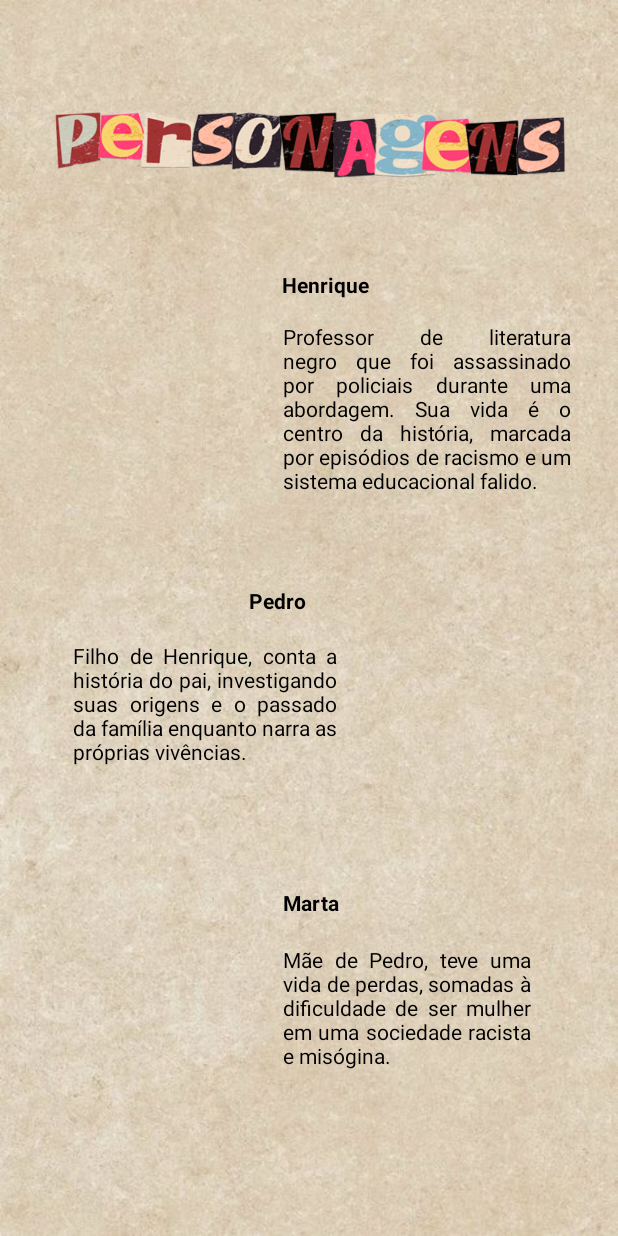
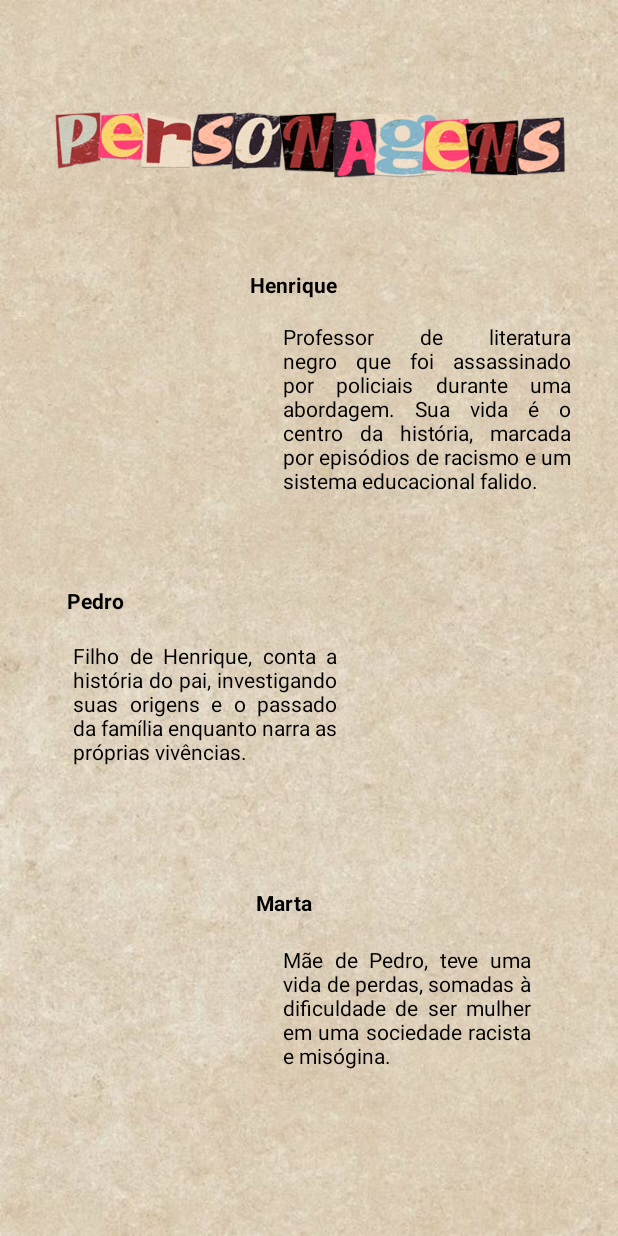
Before and after one commit to viniross/avessoDaLeitura, an Android app: the layout activity_personagens.xml on its own in the app's theme, with its tools: preview values and no code run, on a phone screen of 412 x 824 dp. Run offline under Robolectric (Android 15) with nearby library versions, the phone set to English and light mode, and no system bars.

Commit message:
Opinião e personagens

```diff
--- a/app/src/main/res/layout/activity_personagens.xml
+++ b/app/src/main/res/layout/activity_personagens.xml
@@ -51,16 +51,16 @@
         android:id="@+id/textView10"
         android:layout_width="wrap_content"
         android:layout_height="wrap_content"
+        android:justificationMode="inter_word"
         android:text="Henrique"
         android:textColor="@color/black"
         android:textStyle="bold"
         app:layout_constraintBottom_toBottomOf="parent"
         app:layout_constraintEnd_toEndOf="parent"
-        app:layout_constraintHorizontal_bias="0.532"
+        app:layout_constraintHorizontal_bias="0.47"
         app:layout_constraintStart_toStartOf="parent"
         app:layout_constraintTop_toTopOf="parent"
-        app:layout_constraintVertical_bias="0.224"
-        android:justificationMode="inter_word"/>
+        app:layout_constraintVertical_bias="0.224" />
 
     <TextView
         android:id="@+id/txt1"
@@ -88,7 +88,7 @@
         android:textStyle="bold"
         app:layout_constraintBottom_toBottomOf="parent"
         app:layout_constraintEnd_toEndOf="parent"
-        app:layout_constraintHorizontal_bias="0.497"
+        app:layout_constraintHorizontal_bias="0.134"
         app:layout_constraintStart_toStartOf="parent"
         app:layout_constraintTop_toTopOf="parent"
         app:layout_constraintVertical_bias="0.514" />
@@ -114,16 +114,16 @@
         android:layout_width="wrap_content"
         android:layout_height="wrap_content"
         android:layout_marginBottom="49dp"
+        android:justificationMode="inter_word"
         android:text="Marta"
         android:textColor="@color/black"
         android:textStyle="bold"
         app:layout_constraintBottom_toBottomOf="parent"
         app:layout_constraintEnd_toEndOf="parent"
-        app:layout_constraintHorizontal_bias="0.504"
+        app:layout_constraintHorizontal_bias="0.455"
         app:layout_constraintStart_toStartOf="parent"
         app:layout_constraintTop_toTopOf="parent"
-        app:layout_constraintVertical_bias="0.784"
-        android:justificationMode="inter_word"/>
+        app:layout_constraintVertical_bias="0.784" />
 
     <TextView
         android:id="@+id/textView16"
--- a/app/src/main/res/values/strings.xml
+++ b/app/src/main/res/values/strings.xml
@@ -4,10 +4,10 @@
     <string name="txt1">Professor de literatura negro que foi assassinado por policiais durante uma abordagem. Sua vida é o centro da história, marcada por episódios de racismo e um sistema educacional falido.</string>
     <string name="txt2">Filho de Henrique, conta a história do pai, investigando suas origens e o passado da família enquanto narra as próprias vivências.</string>
     <string name="txt3">Mãe de Pedro, teve uma vida de perdas, somadas à dificuldade de ser mulher em uma sociedade racista e misógina.</string>
-    <string name="opiniao1">O livro trata de temas pertinentes na nossa sociedade, fala de problemáticas atuais. Avesso da Pele traz muita carga cultural, ótima leitura.</string>
+    <string name="opiniao1">O livro trata de temas pertinentes na nossa sociedade, fala de problemáticas atuais.</string>
     <string name="opiniao2">O avesso da pele fala de amor, racismo, luta, identidade. Por ser uma leitura obrigatória da UFRGS, agrega muito.</string>
     <string name="opinao3">O livro deveria ser leitura essencial para todos. Jeferson Tenório desenvolve assuntos extremamente sensíveis em uma prosa altamente fluída.</string>
-    <string name="opiniao4">Leitura ótima que narra o peso de ser uma pessoa negra em uma realidade racista institucionalizada, além de críticas ao sistema educativo e relações abusivas.</string>
+    <string name="opiniao4">Leitura ótima que narra o peso de ser uma pessoa negra em uma realidade racista institucionalizada.</string>
 
     <string name="texto1">"Quem nunca teve uma ferida de meio centímetro dentro de si, talvez pense que não seja grande coisa. Entretanto, você sabia o que era ter uma ferida de meio centímetro, sem ter plano de saúde nem dinheiro."</string>
     <string name="texto2">"Depois começou a perder os sentidos. Então alguém sacou uma arma e apontou para a sua cabeça, você ainda pode ouvir um deles gritando: nós vamo te passar, neguim, tu vai morrê agora, neguim."</string>
```
Also changed, not shown: app/src/main/res/layout/activity_opiniao.xml (+12 -15 lines), app/src/main/res/layout/activity_opiniao2.xml (+14 -15 lines), app/src/main/res/drawable/opnioes.png.
